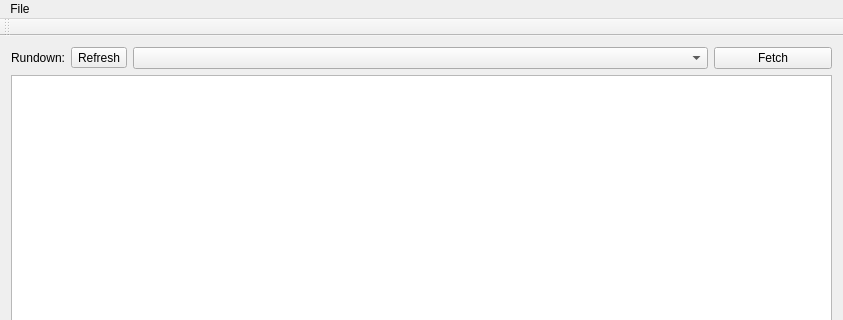
Before: the Qt Designer form mainwindow.ui in petersimonsson/rcexportcg, drawn with Qt 5; both pictures show x 0 to 843 and y 0 to 320 of the 843 by 575 pixel window.
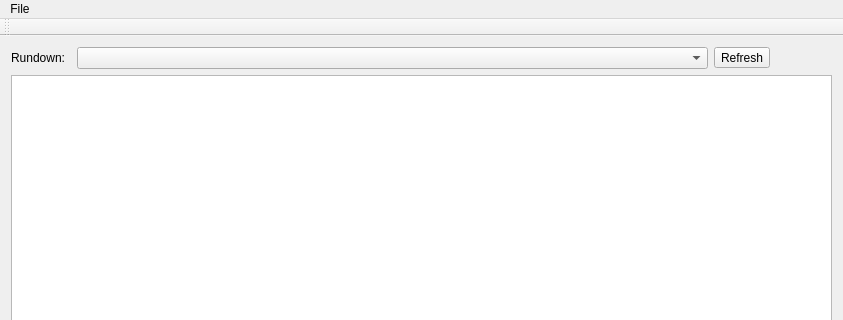
After: the same form once the commit is applied.

Commit message: Get rows when rundown changes instead of using fetch button

The edit to the form file:
```diff
--- a/mainwindow.ui
+++ b/mainwindow.ui
@@ -32,20 +32,6 @@
       </property>
      </widget>
     </item>
-    <item row="0" column="1">
-     <widget class="QToolButton" name="rundownRefreshButton">
-      <property name="text">
-       <string>Refresh</string>
-      </property>
-     </widget>
-    </item>
-    <item row="0" column="3">
-     <widget class="QPushButton" name="fetchRundowButton">
-      <property name="text">
-       <string>Fetch</string>
-      </property>
-     </widget>
-    </item>
     <item row="3" column="3">
      <widget class="QPushButton" name="generateButton">
       <property name="text">
@@ -56,6 +42,13 @@
     <item row="1" column="0" colspan="4">
      <widget class="QTreeView" name="rundownRowView"/>
     </item>
+    <item row="0" column="3">
+     <widget class="QToolButton" name="rundownRefreshButton">
+      <property name="text">
+       <string>Refresh</string>
+      </property>
+     </widget>
+    </item>
    </layout>
   </widget>
   <widget class="QMenuBar" name="menuBar">
```
The commit also changes 1 other file.
